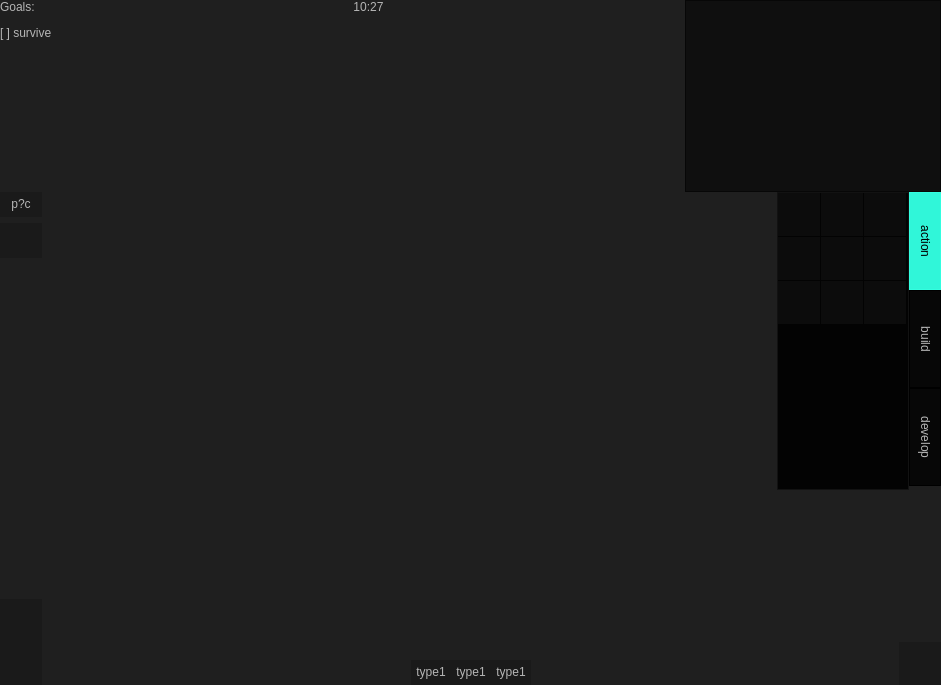
This is src/ui/battle_widget.ui in k88936/UnRustedWarfare as Qt 5 draws it before an edit. The edited form follows.
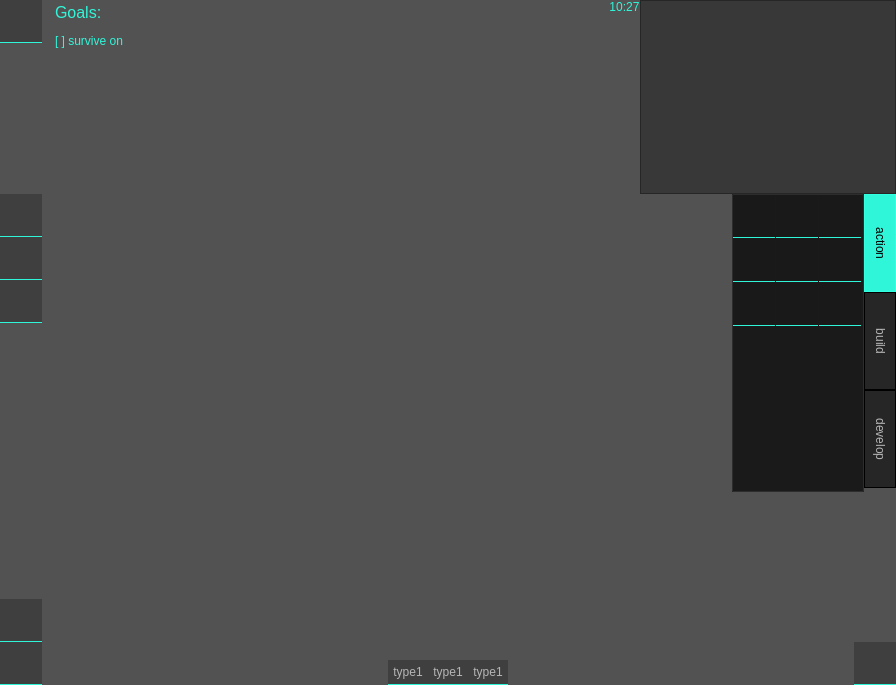
This is the edited form. The open tabs and pages were chosen to show the change. Icons and pictures are not drawn. Custom widgets are drawn as their Qt base class.

```diff
--- a/src/ui/battle_widget.ui
+++ b/src/ui/battle_widget.ui
@@ -2,11 +2,14 @@
 <ui version="4.0">
  <class>battle_widget</class>
  <widget class="QWidget" name="battle_widget">
+  <property name="enabled">
+   <bool>true</bool>
+  </property>
   <property name="geometry">
    <rect>
     <x>0</x>
     <y>0</y>
-    <width>941</width>
+    <width>896</width>
     <height>685</height>
    </rect>
   </property>
@@ -26,7 +29,7 @@
 	background-color:#ff000000;
 }
 QWidget{
- 	background-color: #80000000;
+ 	background-color: #50000000;
 }
 QDialog {
 	background-color:#ff000000;
@@ -35,7 +38,7 @@
 	background-color:#ff000000;
 }
 QTextEdit {
-	background-color:#80000000;
+	background-color:#50000000;
 	color: #B5B5B5;
 } 
 QPlainTextEdit {
@@ -56,7 +59,7 @@
 	border-bottom-width: 1px;
 	color: #B5B5B5;
 	padding:5px;
-	background-color: #80151515;	
+	background-color: #50151515;	
 }
 QPushButton::default{
 	border-bottom-width: 2px;
@@ -72,15 +75,15 @@
 	background-color: #30F6D9;
 	
 }
-QPushButton:pressed{
+QPushButton:pressed,QPushButton:checked{
 	color: #ff000000;
-	border-bottom-color: #2BDABD;
-	background-color: #2BDABD;
+	border-bottom-color: #28CAAF;
+	background-color: #28CAAF;
 }
 QPushButton:disabled{
-	border-bottom-color: #80505050;
+	border-bottom-color: #50505050;
 	color: #505050;
-	background-color: #80151515;
+	background-color: #50151515;
 }
 /* QToolButton {
 	border-style: solid;
@@ -109,18 +112,20 @@
 QLineEdit {
 	border-width: 1px; 
 	border-radius: 0px;
-	border-color: #80505050;
+	border-color: #50505050;
 	border-style: inset;
 	padding: 0px;
 	color: #B5B5B5;
-	background:#80151515;
-	selection-background-color:#80505050;
-	selection-color: #2BDABD;
+	background:#50151515;
+	selection-background-color:#50505050;
+	selection-color: #28CAAF;
 }
 QLabel {
 	color: #B5B5B5;
 	background-color: transparent;
+	
 }
+
 /* QLCDNumber {
 	color: #37e6b4;
 } */ 
@@ -188,16 +193,16 @@
 	
 }
 QTabWidget::pane {
-	border:1px solid #80151515;
+	border:1px solid #50151515;
 	border-radius: 0px;
-	background-color:#80000000;
+	background-color:#50000000;
 }
 QTabBar::tab{
 	border: 1px solid #ff000000;
 	border-radius: 0px;
 	color: #B5B5B5;
 	padding:8px;
-	background-color: #80000000;
+	background-color: #50000000;
 }
 QTabBar::tab:top,QTabBar::tab:bottom{
 	min-width:80px;
@@ -286,65 +291,65 @@
 }
 QSpinBox {
 	color: #B5B5B5;	
-	background-color: #80000000;
+	background-color: #50000000;
 }
 QDoubleSpinBox {
 	color: #B5B5B5;	
-	background-color: #80000000;
+	background-color: #50000000;
 }
 QTimeEdit {
 	color: #B5B5B5;	
-	background-color: #80000000;
+	background-color: #50000000;
 }
 QDateTimeEdit {
 	color: #B5B5B5;	
-	background-color: #80000000;
+	background-color: #50000000;
 }
 QDateEdit {
 	color: #B5B5B5;	
-	background-color: #80000000;
+	background-color: #50000000;
 }
 QComboBox {
 	color: #B5B5B5;	
-	background: #80000000;
+	background: #50000000;
 }
 QComboBox:editable {
-	background: #80000000;
+	background: #50000000;
 	color: #B5B5B5;
-	selection-background-color: #80000000;
+	selection-background-color: #50000000;
 }
 QComboBox QAbstractItemView {
 	color: #B5B5B5;	
-	background: #80000000;
+	background: #50000000;
 	selection-color: #FFFFFF;
-	selection-background-color: #80000000;
+	selection-background-color: #50000000;
 }
 QComboBox:!editable:on, QComboBox::drop-down:editable:on {
 	color: #B5B5B5;	
-	background: #80000000;
+	background: #50000000;
 }
 QFontComboBox {
 	color: #B5B5B5;	
-	background-color: #80000000;
+	background-color: #50000000;
 }
 QToolBox {
 	color: #B5B5B5;
-	background-color: #80000000;
+	background-color: #50000000;
 }
 QToolBox::tab {
 	color: #B5B5B5;
-	background-color: #80000000;
+	background-color: #50000000;
 }
 QToolBox::tab:selected {
 	color: #FFFFFF;
-	background-color: #80000000;
+	background-color: #50000000;
 }
 QScrollArea {
 	color: #B5B5B5;
-	background-color: #80000000;
+	background-color: #50000000;
 }
 QSlider{
-	background-color: #80000000;
+	background-color: #50000000;
 }
 QSlider::groove:horizontal {
 	height: 1px;
@@ -354,7 +359,7 @@
 }
 QSlider::handle{
 	background-color: #32FFE0;
-	border: 1px solid #80151515;
+	border: 1px solid #50151515;
 	border-radius: 0px;
 }
 QSlider::handle:horizontal {
@@ -369,11 +374,14 @@
     background: #B5B5B5;
 }
 QSlider::sub-page {
-    background: #2BDABD;
+    background: #28CAAF;
 }
 </string>
   </property>
-  <layout class="QGridLayout" name="gridLayout">
+  <layout class="QVBoxLayout" name="verticalLayout_7">
+   <property name="spacing">
+    <number>0</number>
+   </property>
    <property name="leftMargin">
     <number>0</number>
    </property>
@@ -386,381 +394,12 @@
    <property name="bottomMargin">
     <number>0</number>
    </property>
-   <property name="spacing">
-    <number>0</number>
-   </property>
-   <item row="0" column="0">
+   <item>
     <widget class="BattlefieldWidget" name="widget" native="true">
-     <property name="styleSheet">
-      <string notr="true">/*
-Material Dark Style Sheet for QT Applications
-Author: Jaime A. Quiroga P.
-Inspired on https://github.com/jxfwinter/qt-material-stylesheet
-Company: GTRONICK
-Last updated: 04/12/2018, 15:00.
-Available at: https://github.com/GTRONICK/QSS/blob/master/MaterialDark.qss
-*/
-$color_high_light = #2BDABD;
-$color_high_light2 = #30F6D9;
-$color_high_light3 = #32FFE0;
-$color_dark = #000000;
-$color_dark_t = #80000000;
-$color_dark2 = #151515;
-$color_dark2_t = #B4151515;
-$color_dark3 = #505050;
-$color_dark3_t = #80505050;
-$color_gray = #747C87;
-$color_bright = #FFFFFF;
-QMainWindow {
-	background-color:$color_dark;
-}
-QWidget{
- 	background-color: $color_dark_t;
-}
-QDialog {
-	background-color:$color_dark;
-}
-QColorDialog {
-	background-color:$color_dark;
-}
-QTextEdit {
-	background-color:$color_dark_t;
-	color: $color_gray;
-} 
-QPlainTextEdit {
-	selection-background-color:#007b50;
-	background-color:$color_dark;
-	border-style: solid;
-	border-top-color: transparent;
-	border-right-color: transparent;
-	border-left-color: transparent;
-	border-bottom-color: transparent;
-	border-width: 1px;
-	color: $color_gray;
-} 
-QPushButton{
-	border:0px solid transparent;
-	border-radius:0px;
-	border-bottom-color: $color_high_light2;
-	border-bottom-width: 1px;
-	color: $color_gray;
-	padding:5px;
-	background-color: $color_dark2_t;	
-}
-QPushButton::default{
-	border-bottom-width: 2px;
-	border-bottom-color: $color_high_light3;
-	color: $color_high_light3;
-}
-QPushButton:flat{
-	color:$color_dark;
-	background-color:$color_high_light2;
-}
-QPushButton:hover{
-	color: $color_dark;
-	background-color: $color_high_light2;
-	
-}
-QPushButton:pressed{
-	color: $color_dark;
-	border-bottom-color: $color_high_light;
-	background-color: $color_high_light;
-}
-QPushButton:disabled{
-	border-bottom-color: $color_dark3_t;
-	color: $color_dark3;
-	background-color: $color_dark2_t;
-}
-/* QToolButton {
-	border-style: solid;
-	border-top-color: transparent;
-	border-right-color: transparent;
-	border-left-color: transparent;
-	border-bottom-color: #04b97f;
-	border-bottom-width: 1px;
-	border-style: solid;
-	color: $color_gray;
-	padding: 2px;
-	background-color: $color_dark;
-}
-QToolButton:hover{
-	border-style: solid;
-	border-top-color: transparent;
-	border-right-color: transparent;
-	border-left-color: transparent;
-	border-bottom-color: #37efba;
-	border-bottom-width: 2px;
-	border-style: solid;
-	color: #FFFFFF;
-	padding-bottom: 1px;
-	background-color: $color_dark;
-} */ 
-QLineEdit {
-	border-width: 1px; 
-	border-radius: 0px;
-	border-color: $color_dark3_t;
-	border-style: inset;
-	padding: 0px;
-	color: $color_gray;
-	background:$color_dark2_t;
-	selection-background-color:$color_dark3_t;
-	selection-color: $color_high_light;
-}
-QLabel {
-	color: $color_gray;
-	background-color: transparent;
-}
-/* QLCDNumber {
-	color: #37e6b4;
-} */ 
-QProgressBar {
-	color: transparent;
-	border-style:inset;
-	border-width: 1px; 
-	border-radius: 0px;
-	border-color: $color_high_light2;
-	background-color:$color_dark2;
-}
-QProgressBar::chunk {
-	background-color: $color_high_light2;
-	width:5px;
-	margin:0px;
-	border-radius: 0px;
-}
-/* QMenuBar {
-	background-color: $color_dark;
-}
-QMenuBar::item {
-	color: $color_gray;
-  	spacing: 3px;
-  	padding: 1px 4px;
-  	background: $color_dark;
-}
-
-QMenuBar::item:selected {
-  	background:$color_dark;
-	color: #FFFFFF;
-}
-QMenu::item:selected {
-	border-style: solid;
-	border-top-color: transparent;
-	border-right-color: transparent;
-	border-left-color: #04b97f;
-	border-bottom-color: transparent;
-	border-left-width: 2px;
-	color: #FFFFFF;
-	padding-left:15px;
-	padding-top:4px;
-	padding-bottom:4px;
-	padding-right:7px;
-	background-color: $color_dark;
-}
-QMenu::item {
-	border-style: solid;
-	border-top-color: transparent;
-	border-right-color: transparent;
-	border-left-color: transparent;
-	border-bottom-color: transparent;
-	border-bottom-width: 1px;
-	border-style: solid;
-	color: $color_gray;
-	padding-left:17px;
-	padding-top:4px;
-	padding-bottom:4px;
-	padding-right:7px;
-	background-color: $color_dark;
-}
-QMenu{
-	background-color:$color_dark;
-} */ 
-QTabWidget {
-	color:$color_gray;
-	background-color:$color_dark_t;
-}
-QTabWidget::pane {
-	border:1px solid $color_dark2_t;
-	border-radius: 0px;
-}
-QTabBar::tab{
-	border: 1px solid $color_dark;
-	border-radius: 0px;
-	color: $color_gray;
-	padding:8px;
-	background-color: $color_dark_t;
-}
-QTabBar::tab:top,QTabBar::tab:bottom{
-	min-width:80px;
-}
-QTabBar::tab:left,QTabBar::tab:right{
-	min-height:80px;
-}
- QTabBar::tab:hover {
-	color: $color_high_light2;
-}
-QTabBar::tab:top:hover{
-	border-bottom-color:$color_high_light2;
-}
-QTabBar::tab:bottom:hover{
-	border-top-color:$color_high_light2;
-}
-QTabBar::tab:left:hover{
-	border-right-color:$color_high_light2;
-}
-QTabBar::tab:right:hover{
-	border-left-color:$color_high_light2;
-}
-QTabBar::tab:selected, QTabBar::tab:last:selected {
-	color: $color_dark;
-	border-color: $color_high_light3;
-	background-color: $color_high_light2;
-}
-
-QCheckBox {
-	color: $color_gray;
-	border:1px solid $color_dark2;
-	border-radius:0px;
-	background-color:$color_dark2;
-	padding-left: 4px;
-}
-QCheckBox:hover {
-	border-color: $color_high_light2;
-	color:$color_high_light2;
-}
-QCheckBox::indicator{
-	height: 10px;
-	width: 10px;
-	border-style:solid;
-	border-width: 1px;
-	border-color: $color_gray;
-}
-QCheckBox::indicator:checked {
-	background-color: $color_high_light2;
-	border-color:$color_high_light2
-}
-QCheckBox::indicator:unchecked {
-	background-color: transparent;
-}
-QCheckBox:disabled {
-	color: $color_dark3;
-}
-/* QRadioButton {
-	color: $color_gray;
-	background-color: $color_dark;
-	padding: 1px;
-}
-QRadioButton::indicator:checked {
-	height: 10px;
-	width: 10px;
-	border-style:solid;
-	border-radius:5px;
-	border-width: 1px;
-	border-color: #04b97f;
-	color: $color_gray;
-	background-color: #04b97f;
-}
-QRadioButton::indicator:unchecked {
-	height: 10px;
-	width: 10px;
-	border-style:solid;
-	border-radius:5px;
-	border-width: 1px;
-	border-color: #04b97f;
-	color: $color_gray;
-	background-color: transparent;
-} */ 
-QStatusBar {
-	color:#ffffff;
-}
-QSpinBox {
-	color: $color_gray;	
-	background-color: $color_dark_t;
-}
-QDoubleSpinBox {
-	color: $color_gray;	
-	background-color: $color_dark_t;
-}
-QTimeEdit {
-	color: $color_gray;	
-	background-color: $color_dark_t;
-}
-QDateTimeEdit {
-	color: $color_gray;	
-	background-color: $color_dark_t;
-}
-QDateEdit {
-	color: $color_gray;	
-	background-color: $color_dark_t;
-}
-QComboBox {
-	color: $color_gray;	
-	background: $color_dark_t;
-}
-QComboBox:editable {
-	background: $color_dark_t;
-	color: $color_gray;
-	selection-background-color: $color_dark_t;
-}
-QComboBox QAbstractItemView {
-	color: $color_gray;	
-	background: $color_dark_t;
-	selection-color: #FFFFFF;
-	selection-background-color: $color_dark_t;
-}
-QComboBox:!editable:on, QComboBox::drop-down:editable:on {
-	color: $color_gray;	
-	background: $color_dark_t;
-}
-QFontComboBox {
-	color: $color_gray;	
-	background-color: $color_dark_t;
-}
-QToolBox {
-	color: $color_gray;
-	background-color: $color_dark_t;
-}
-QToolBox::tab {
-	color: $color_gray;
-	background-color: $color_dark_t;
-}
-QToolBox::tab:selected {
-	color: #FFFFFF;
-	background-color: $color_dark_t;
-}
-QScrollArea {
-	color: $color_gray;
-	background-color: $color_dark_t;
-}
-QSlider{
-	background-color: $color_dark_t;
-}
-QSlider::groove:horizontal {
-	height: 1px;
-}
-QSlider::groove:vertical {
-	width: 1px;
-}
-QSlider::handle{
-	background-color: $color_high_light3;
-	border: 1px solid $color_dark2_t;
-	border-radius: 0px;
-}
-QSlider::handle:horizontal {
-	width: 6px;
-	margin: -4px 0;
-}
-QSlider::handle:vertical {
-	height: 6px;
-	margin: 0 -4px;
-}
-QSlider::add-page{
-    background: $color_gray;
-}
-QSlider::sub-page {
-    background: $color_high_light;
-}
-</string>
+     <property name="enabled">
+      <bool>true</bool>
      </property>
-     <layout class="QVBoxLayout" name="verticalLayout_5">
+     <layout class="QVBoxLayout" name="verticalLayout_6">
       <property name="spacing">
        <number>0</number>
       </property>
@@ -778,14 +417,57 @@
       </property>
       <item>
        <layout class="QHBoxLayout" name="horizontalLayout">
+        <property name="spacing">
+         <number>0</number>
+        </property>
+        <item>
+         <layout class="QVBoxLayout" name="verticalLayout_5">
+          <item>
+           <widget class="QPushButton" name="setting_button">
+            <property name="styleSheet">
+             <string notr="true">QPushButton{min-width: 32px;min-height: 32px;max-width:32px;max-height:32px;image: url(:/ui/quit_highlight.png);}QPushButton:hover,QPushButton:pressed,QPushButton:disabled,QPushButton:checked{image: url(:/ui/quit_dark.png);} 
+</string>
+            </property>
+            <property name="text">
+             <string/>
+            </property>
+           </widget>
+          </item>
+          <item>
+           <spacer name="verticalSpacer">
+            <property name="orientation">
+             <enum>Qt::Orientation::Vertical</enum>
+            </property>
+            <property name="sizeHint" stdset="0">
+             <size>
+              <width>20</width>
+              <height>40</height>
+             </size>
+            </property>
+           </spacer>
+          </item>
+         </layout>
+        </item>
         <item>
          <widget class="QLabel" name="label_tasks">
+          <property name="styleSheet">
+           <string notr="true">margin-left:10px;</string>
+          </property>
           <property name="text">
-           <string>&lt;html&gt;&lt;head/&gt;&lt;body&gt;&lt;p&gt;Goals:&lt;/p&gt;&lt;p&gt;[ ] survive&lt;/p&gt;&lt;/body&gt;&lt;/html&gt;</string>
+           <string>&lt;html&gt;&lt;head/&gt;&lt;body&gt;&lt;p&gt;&lt;span style=&quot; font-size:12pt; color:#30f6d9;&quot;&gt;Goals:&lt;/span&gt;&lt;/p&gt;&lt;p&gt;&lt;span style=&quot; color:#30f6d9;&quot;&gt;[ ] survive on&lt;/span&gt;&lt;/p&gt;&lt;/body&gt;&lt;/html&gt;</string>
+          </property>
+          <property name="scaledContents">
+           <bool>false</bool>
           </property>
           <property name="alignment">
            <set>Qt::AlignmentFlag::AlignLeading|Qt::AlignmentFlag::AlignLeft|Qt::AlignmentFlag::AlignTop</set>
           </property>
+          <property name="wordWrap">
+           <bool>false</bool>
+          </property>
+          <property name="margin">
+           <number>0</number>
+          </property>
          </widget>
         </item>
         <item>
@@ -804,7 +486,7 @@
         <item>
          <widget class="QLabel" name="label_info">
           <property name="text">
-           <string>&lt;html&gt;&lt;head/&gt;&lt;body&gt;&lt;p&gt;10:27&lt;/p&gt;&lt;p&gt;&lt;br/&gt;&lt;/p&gt;&lt;/body&gt;&lt;/html&gt;</string>
+           <string>&lt;html&gt;&lt;head/&gt;&lt;body&gt;&lt;p&gt;&lt;span style=&quot; color:#30f6d9;&quot;&gt;10:27&lt;/span&gt;&lt;/p&gt;&lt;p&gt;&lt;span style=&quot; color:#30f6d9;&quot;&gt;&lt;br/&gt;&lt;/span&gt;&lt;/p&gt;&lt;/body&gt;&lt;/html&gt;</string>
           </property>
           <property name="scaledContents">
            <bool>false</bool>
@@ -814,19 +496,6 @@
           </property>
          </widget>
         </item>
-        <item>
-         <spacer name="horizontalSpacer_2">
-          <property name="orientation">
-           <enum>Qt::Orientation::Horizontal</enum>
-          </property>
-          <property name="sizeHint" stdset="0">
-           <size>
-            <width>40</width>
-            <height>20</height>
-           </size>
-          </property>
-         </spacer>
-        </item>
         <item>
          <widget class="QGraphicsView" name="mapView">
           <property name="sizePolicy">
@@ -841,10 +510,13 @@
       </item>
       <item>
        <layout class="QHBoxLayout" name="horizontalLayout_2">
+        <property name="spacing">
+         <number>0</number>
+        </property>
         <item>
          <layout class="QVBoxLayout" name="verticalLayout_2">
           <property name="spacing">
-           <number>6</number>
+           <number>0</number>
           </property>
           <property name="sizeConstraint">
            <enum>QLayout::SizeConstraint::SetDefaultConstraint</enum>
@@ -858,25 +530,55 @@
              </sizepolicy>
             </property>
             <property name="styleSheet">
-             <string notr="true"/>
+             <string notr="true">QPushButton{min-width: 32px;min-height: 32px;max-width:32px;max-height:32px;image: url(:/ui/pause-button_highlight.png);}QPushButton:hover,QPushButton:pressed,QPushButton:disabled,QPushButton:checked{image: url(:/ui/pause-button_dark.png);} 
+</string>
             </property>
             <property name="text">
-             <string>p?c</string>
+             <string/>
+            </property>
+            <property name="checkable">
+             <bool>true</bool>
+            </property>
+            <property name="checked">
+             <bool>false</bool>
             </property>
             <property name="flat">
              <bool>false</bool>
             </property>
            </widget>
           </item>
+          <item>
+           <widget class="QPushButton" name="pushButton">
+            <property name="styleSheet">
+             <string notr="true">QPushButton{min-width: 32px;min-height: 32px;max-width:32px;max-height:32px;image: url(:/ui/play-button_highlight.png);}QPushButton:hover,QPushButton:pressed,QPushButton:disabled,QPushButton:checked{image: url(:/ui/play-button_dark.png);} 
+</string>
+            </property>
+            <property name="text">
+             <string/>
+            </property>
+            <property name="checkable">
+             <bool>true</bool>
+            </property>
+            <property name="checked">
+             <bool>false</bool>
+            </property>
+           </widget>
+          </item>
           <item>
            <widget class="QPushButton" name="button_speed">
             <property name="styleSheet">
-             <string notr="true">QPushButton{min-width: 32px;min-height: 24px;max-width:32px;max-height:24px;image: url(:/ui/speed_highlight.png);}QPushButton:hover,QPushButton:pressed{image: url(:/ui/speed_dark.png);}
+             <string notr="true">QPushButton{min-width: 32px;min-height: 32px;max-width:32px;max-height:32px;image: url(:/ui/speed_highlight.png);}QPushButton:hover,QPushButton:disabled,QPushButton:checked{image: url(:/ui/speed_dark.png);}
 </string>
             </property>
             <property name="text">
              <string/>
             </property>
+            <property name="checkable">
+             <bool>true</bool>
+            </property>
+            <property name="checked">
+             <bool>false</bool>
+            </property>
            </widget>
           </item>
           <item>
@@ -971,23 +673,6 @@
             <property name="spacing">
              <number>1</number>
             </property>
-            <item row="0" column="0">
-             <widget class="QPushButton" name="button_upgrade">
-              <property name="sizePolicy">
-               <sizepolicy hsizetype="Preferred" vsizetype="Preferred">
-                <horstretch>0</horstretch>
-                <verstretch>0</verstretch>
-               </sizepolicy>
-              </property>
-              <property name="styleSheet">
-               <string notr="true">QPushButton{min-width: 32px;min-height: 32px;max-width: 32px;max-height: 32px;image: url(:/ui/upgrade_highlight.png);}QPushButton:hover,QPushButton:pressed{image: url(:/ui/upgrade_dark.png);}
-</string>
-              </property>
-              <property name="text">
-               <string/>
-              </property>
-             </widget>
-            </item>
             <item row="1" column="0">
              <widget class="QPushButton" name="button_fix">
               <property name="sizePolicy">
@@ -997,33 +682,22 @@
                </sizepolicy>
               </property>
               <property name="styleSheet">
-               <string notr="true">QPushButton{min-width: 32px;min-height: 32px;max-width: 32px;max-height: 32px;image: url(:/ui/repair_highlight.png);}QPushButton:hover,QPushButton:pressed{image: url(:/ui/repair_dark.png);}
+               <string notr="true">QPushButton{min-width: 32px;min-height: 32px;max-width: 32px;max-height: 32px;image: url(:/ui/repair_highlight.png);}QPushButton:hover,QPushButton:pressed,QPushButton:disabled,QPushButton:checked{image: url(:/ui/repair_dark.png);}
 </string>
               </property>
               <property name="text">
                <string/>
               </property>
-             </widget>
-            </item>
-            <item row="1" column="1">
-             <widget class="QPushButton" name="button_march">
-              <property name="sizePolicy">
-               <sizepolicy hsizetype="Preferred" vsizetype="Preferred">
-                <horstretch>0</horstretch>
-                <verstretch>0</verstretch>
-               </sizepolicy>
+              <property name="checkable">
+               <bool>true</bool>
               </property>
-              <property name="styleSheet">
-               <string notr="true">QPushButton{min-width: 32px;min-height: 32px;max-width: 32px;max-height: 32px;image: url(:/ui/march_highlight.png);}QPushButton:hover,QPushButton:pressed{image: url(:/ui/march_dark.png);}
-</string>
+              <property name="checked">
+               <bool>false</bool>
               </property>
-              <property name="text">
-               <string/>
-              </property>
              </widget>
             </item>
-            <item row="3" column="0">
-             <widget class="QPushButton" name="button_delete">
+            <item row="0" column="0">
+             <widget class="QPushButton" name="button_upgrade">
               <property name="sizePolicy">
                <sizepolicy hsizetype="Preferred" vsizetype="Preferred">
                 <horstretch>0</horstretch>
@@ -1031,12 +705,18 @@
                </sizepolicy>
               </property>
               <property name="styleSheet">
-               <string notr="true">QPushButton{min-width: 32px;min-height: 32px;max-width: 32px;max-height: 32px;image: url(:/ui/delete_highlight.png);}QPushButton:hover,QPushButton:pressed{image: url(:/ui/delete_dark.png);}
+               <string notr="true">QPushButton{min-width: 32px;min-height: 32px;max-width: 32px;max-height: 32px;image: url(:/ui/upgrade_highlight.png);}QPushButton:hover,QPushButton:pressed,QPushButton:disabled,QPushButton:checked{image: url(:/ui/upgrade_dark.png);}
 </string>
               </property>
               <property name="text">
                <string/>
               </property>
+              <property name="checkable">
+               <bool>true</bool>
+              </property>
+              <property name="checked">
+               <bool>false</bool>
+              </property>
              </widget>
             </item>
             <item row="0" column="1">
@@ -1048,12 +728,18 @@
                </sizepolicy>
               </property>
               <property name="styleSheet">
-               <string notr="true">QPushButton{min-width: 32px;min-height: 32px;max-width: 32px;max-height: 32px;image: url(:/ui/explore_highlight.png);}QPushButton:hover,QPushButton:pressed{image: url(:/ui/explore_dark.png);}
+               <string notr="true">QPushButton{min-width: 32px;min-height: 32px;max-width: 32px;max-height: 32px;image: url(:/ui/explore_highlight.png);}QPushButton:hover,QPushButton:pressed,QPushButton:disabled,QPushButton:checked{image: url(:/ui/explore_dark.png);}
 </string>
               </property>
               <property name="text">
                <string/>
               </property>
+              <property name="checkable">
+               <bool>true</bool>
+              </property>
+              <property name="checked">
+               <bool>false</bool>
+              </property>
              </widget>
             </item>
             <item row="3" column="1">
@@ -1065,11 +751,40 @@
                </sizepolicy>
               </property>
               <property name="styleSheet">
-               <string notr="true">QPushButton{min-width: 32px;min-height: 32px;max-width: 32px;max-height: 32px;image: url(:/ui/patrol_highlight.png);}QPushButton:hover,QPushButton:pressed{image: url(:/ui/patrol_dark.png);}
+               <string notr="true">QPushButton{min-width: 32px;min-height: 32px;max-width: 32px;max-height: 32px;image: url(:/ui/patrol_highlight.png);}QPushButton:hover,QPushButton:disabled,QPushButton:checked{image: url(:/ui/patrol_dark.png);}
 </string>
               </property>
               <property name="text">
                <string/>
+              </property>
+              <property name="checkable">
+               <bool>true</bool>
+              </property>
+              <property name="checked">
+               <bool>false</bool>
+              </property>
+             </widget>
+            </item>
+            <item row="3" column="0">
+             <widget class="QPushButton" name="button_delete">
+              <property name="sizePolicy">
+               <sizepolicy hsizetype="Preferred" vsizetype="Preferred">
+                <horstretch>0</horstretch>
+                <verstretch>0</verstretch>
+               </sizepolicy>
+              </property>
+              <property name="styleSheet">
+               <string notr="true">QPushButton{min-width: 32px;min-height: 32px;max-width: 32px;max-height: 32px;image: url(:/ui/delete_highlight.png);}QPushButton:hover,QPushButton:pressed,QPushButton:disabled,QPushButton:checked{image: url(:/ui/delete_dark.png);}
+</string>
+              </property>
+              <property name="text">
+               <string/>
+              </property>
+              <property name="checkable">
+               <bool>false</bool>
+              </property>
+              <property name="checked">
+               <bool>false</bool>
               </property>
              </widget>
             </item>
@@ -1082,12 +797,18 @@
                </sizepolicy>
               </property>
               <property name="styleSheet">
-               <string notr="true">QPushButton{min-width: 32px;min-height: 32px;max-width: 32px;max-height: 32px;image: url(:/ui/attack_highlight.png);}QPushButton:hover,QPushButton:pressed{image: url(:/ui/attack_dark.png);}
+               <string notr="true">QPushButton{min-width: 32px;min-height: 32px;max-width: 32px;max-height: 32px;image: url(:/ui/attack_highlight.png);}QPushButton:hover,QPushButton:pressed,QPushButton:disabled,QPushButton:checked{image: url(:/ui/attack_dark.png);}
 </string>
               </property>
               <property name="text">
                <string/>
               </property>
+              <property name="checkable">
+               <bool>true</bool>
+              </property>
+              <property name="checked">
+               <bool>false</bool>
+              </property>
              </widget>
             </item>
             <item row="3" column="2">
@@ -1099,11 +820,40 @@
                </sizepolicy>
               </property>
               <property name="styleSheet">
-               <string notr="true">QPushButton{min-width: 32px;min-height: 32px;max-width: 32px;max-height: 32px;image: url(:/ui/stay_highlight.png);}QPushButton:hover,QPushButton:pressed{image: url(:/ui/stay_dark.png);}
+               <string notr="true">QPushButton{min-width: 32px;min-height: 32px;max-width: 32px;max-height: 32px;image: url(:/ui/stay_highlight.png);}QPushButton:hover,QPushButton:disabled,QPushButton:checked{image: url(:/ui/stay_dark.png);}
 </string>
               </property>
               <property name="text">
                <string/>
+              </property>
+              <property name="checkable">
+               <bool>true</bool>
+              </property>
+              <property name="checked">
+               <bool>false</bool>
+              </property>
+             </widget>
+            </item>
+            <item row="1" column="1">
+             <widget class="QPushButton" name="button_march">
+              <property name="sizePolicy">
+               <sizepolicy hsizetype="Preferred" vsizetype="Preferred">
+                <horstretch>0</horstretch>
+                <verstretch>0</verstretch>
+               </sizepolicy>
+              </property>
+              <property name="styleSheet">
+               <string notr="true">QPushButton{min-width: 32px;min-height: 32px;max-width: 32px;max-height: 32px;image: url(:/ui/march_highlight.png);}QPushButton:hover,QPushButton:pressed,QPushButton:disabled,QPushButton:checked{image: url(:/ui/march_dark.png);}
+</string>
+              </property>
+              <property name="text">
+               <string/>
+              </property>
+              <property name="checkable">
+               <bool>true</bool>
+              </property>
+              <property name="checked">
+               <bool>false</bool>
               </property>
              </widget>
             </item>
@@ -1116,15 +866,24 @@
                </sizepolicy>
               </property>
               <property name="styleSheet">
-               <string notr="true">QPushButton{min-width: 32px;min-height: 32px;max-width: 32px;max-height: 32px;image: url(:/ui/defence_highlight.png);}QPushButton:hover,QPushButton:pressed{image: url(:/ui/defence_dark.png);}
+               <string notr="true">QPushButton{min-width: 32px;min-height: 32px;max-width: 32px;max-height: 32px;image: url(:/ui/defence_highlight.png);}QPushButton:hover,QPushButton:disabled,QPushButton:checked{image: url(:/ui/defence_dark.png);}
 </string>
               </property>
               <property name="text">
                <string/>
               </property>
+              <property name="checkable">
+               <bool>true</bool>
+              </property>
+              <property name="checked">
+               <bool>false</bool>
+              </property>
+              <property name="autoExclusive">
+               <bool>false</bool>
+              </property>
              </widget>
             </item>
-            <item row="4" column="0">
+            <item row="4" column="1">
              <spacer name="verticalSpacer_7">
               <property name="orientation">
                <enum>Qt::Orientation::Vertical</enum>
@@ -1245,7 +1004,7 @@
              </sizepolicy>
             </property>
             <property name="styleSheet">
-             <string notr="true">QPushButton{min-width: 32px;min-height: 32px;max-width:32px;max-height:32px;image: url(:/ui/add-group_highlight.png);}QPushButton:hover,QPushButton:pressed{image: url(:/ui/add-group_dark.png);}
+             <string notr="true">QPushButton{min-width: 32px;min-height: 32px;max-width:32px;max-height:32px;image: url(:/ui/add-group_highlight.png);}QPushButton:hover,QPushButton:pressed,QPushButton:disabled{image: url(:/ui/add-group_dark.png);}
 </string>
             </property>
             <property name="text">
@@ -1265,12 +1024,15 @@
              </sizepolicy>
             </property>
             <property name="styleSheet">
-             <string notr="true">QPushButton{min-width: 32px;min-height: 32px;max-width:32px;max-height:32px;image: url(:/ui/group_highlight.png);}QPushButton:hover,QPushButton:pressed{image: url(:/ui/group_dark.png);}
+             <string notr="true">QPushButton{min-width: 32px;min-height: 32px;max-width:32px;max-height:32px;image: url(:/ui/group_highlight.png);}QPushButton:hover,QPushButton:pressed,QPushButton:disabled,QPushButton:checked{image: url(:/ui/group_dark.png);}
 </string>
             </property>
             <property name="text">
              <string/>
             </property>
+            <property name="checkable">
+             <bool>true</bool>
+            </property>
             <property name="flat">
              <bool>false</bool>
             </property>
@@ -1319,6 +1081,9 @@
               <property name="text">
                <string>type1</string>
               </property>
+              <property name="checkable">
+               <bool>true</bool>
+              </property>
               <property name="flat">
                <bool>false</bool>
               </property>
@@ -1335,6 +1100,9 @@
               <property name="text">
                <string>type1</string>
               </property>
+              <property name="checkable">
+               <bool>true</bool>
+              </property>
               <property name="flat">
                <bool>false</bool>
               </property>
@@ -1351,6 +1119,9 @@
               <property name="text">
                <string>type1</string>
               </property>
+              <property name="checkable">
+               <bool>true</bool>
+              </property>
               <property name="flat">
                <bool>false</bool>
               </property>
@@ -1391,12 +1162,18 @@
           <item>
            <widget class="QPushButton" name="button_select_all">
             <property name="styleSheet">
-             <string notr="true">QPushButton{min-width: 32px;min-height: 32px;max-width:32px;max-height:32px;image: url(:/ui/all_highlight.png);}QPushButton:hover,QPushButton:pressed{image: url(:/ui/all_dark.png);}
+             <string notr="true">QPushButton{min-width: 32px;min-height: 32px;max-width:32px;max-height:32px;image: url(:/ui/all_highlight.png);}QPushButton:hover,QPushButton:pressed,QPushButton:disabled,QPushButton:checked{image: url(:/ui/all_dark.png);}
 </string>
             </property>
             <property name="text">
              <string/>
             </property>
+            <property name="checkable">
+             <bool>true</bool>
+            </property>
+            <property name="checked">
+             <bool>false</bool>
+            </property>
            </widget>
           </item>
          </layout>
```
